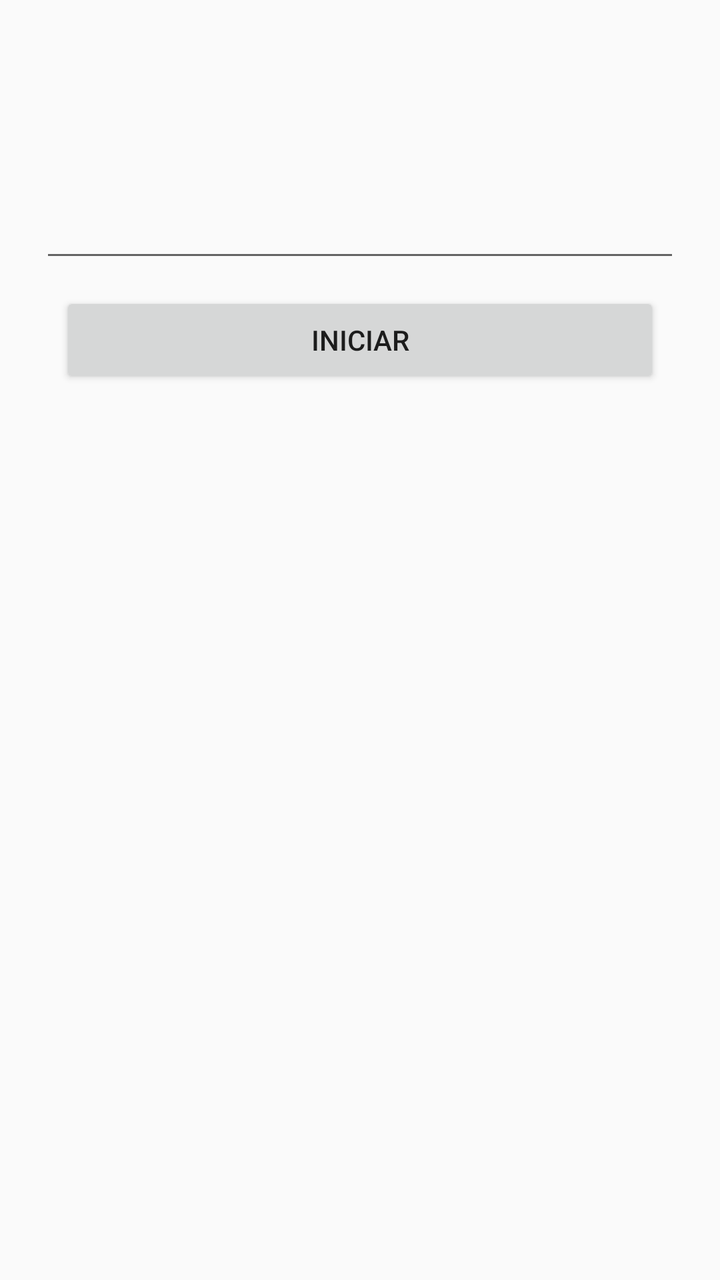
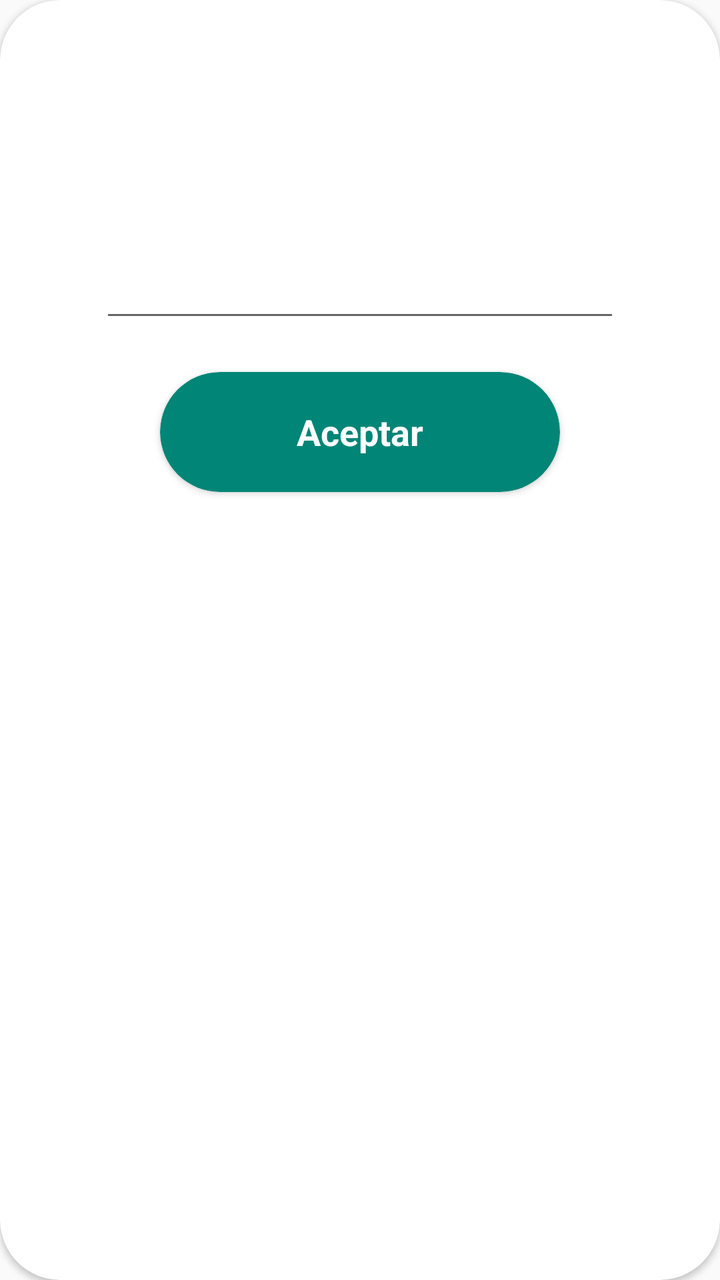

Before-and-after screenshots of an Android layout around one commit, followed by the original layout XML and the change that was made.
<!-- AndroidManifest.xml: application theme AppTheme -->
<!-- res/layout/dialog_edit_button.xml -->
<?xml version="1.0" encoding="utf-8"?>
<LinearLayout
    xmlns:android="http://schemas.android.com/apk/res/android" android:layout_width="match_parent"
    android:layout_height="match_parent"
    android:orientation="vertical"
    android:padding="20dp">

    <LinearLayout android:id="@+id/llProgress"
        android:layout_width="match_parent"
        android:layout_height="wrap_content"
        android:orientation="vertical"
        android:visibility="invisible">

        <ProgressBar android:id="@+id/pb"
            android:layout_width="30dp"
            android:layout_height="30dp"
            android:layout_gravity="center"/>
        <TextView
            android:layout_width="match_parent"
            android:layout_height="wrap_content"
            android:text="please wait..."
            android:textColor="@android:color/black"
            android:gravity="center"
            android:textSize="10sp"
            android:padding="10dp"/>

    </LinearLayout>


    <android.support.design.widget.TextInputLayout
        android:id="@+id/input_layout_password"
        android:layout_width="match_parent"
        android:layout_height="wrap_content">

        <EditText android:id="@+id/etValue"
            android:layout_width="match_parent"
            android:layout_height="wrap_content"/>

    </android.support.design.widget.TextInputLayout>


    <Button android:id="@+id/btnOK"
        android:layout_width="match_parent"
        android:layout_height="wrap_content"
        android:layout_margin="10dp"
        android:text="Iniciar"/>

    <TextView android:id="@+id/tvMessage"
        android:layout_width="match_parent"
        android:layout_height="wrap_content"
        android:padding="10dp"
        android:text=""
        android:textColor="@android:color/black"/>
</LinearLayout>
<!-- resources referenced by this layout -->
<resources>
  <style name="AppTheme" parent="Theme.AppCompat.Light.DarkActionBar">
          
          <item name="colorPrimary">@color/colorPrimary</item>
          <item name="colorPrimaryDark">@color/colorPrimaryDark</item>
          <item name="colorAccent">@color/colorAccent</item>
      </style>
  <color name="colorPrimary">#008577</color>
  <color name="colorPrimaryDark">#00574B</color>
  <color name="colorAccent">#D81B60</color>
</resources>

<!-- the commit's change to res/layout/dialog_edit_button.xml (unified diff, before → after) -->
@@ -1,54 +1,79 @@
 <?xml version="1.0" encoding="utf-8"?>
-<LinearLayout
-    xmlns:android="http://schemas.android.com/apk/res/android" android:layout_width="match_parent"
-    android:layout_height="match_parent"
+<android.support.v7.widget.CardView xmlns:android="http://schemas.android.com/apk/res/android"
+    android:layout_width="match_parent"
+    android:layout_height="wrap_content"
+    xmlns:app="http://schemas.android.com/apk/res-auto"
     android:orientation="vertical"
-    android:padding="20dp">
+    android:layout_margin="50dp"
+    app:cardCornerRadius="30dp">
 
-    <LinearLayout android:id="@+id/llProgress"
+    <LinearLayout
         android:layout_width="match_parent"
         android:layout_height="wrap_content"
         android:orientation="vertical"
-        android:visibility="invisible">
+        android:padding="50dp">
 
-        <ProgressBar android:id="@+id/pb"
-            android:layout_width="30dp"
-            android:layout_height="30dp"
-            android:layout_gravity="center"/>
-        <TextView
+        <LinearLayout android:id="@+id/llProgress"
             android:layout_width="match_parent"
             android:layout_height="wrap_content"
-            android:text="please wait..."
-            android:textColor="@android:color/black"
-            android:gravity="center"
-            android:textSize="10sp"
-            android:padding="10dp"/>
+            android:orientation="vertical"
+            android:visibility="invisible">
 
+            <ProgressBar android:id="@+id/pb"
+                android:layout_width="30dp"
+                android:layout_height="30dp"
+                android:layout_gravity="center"/>
+            <TextView
+                android:layout_width="match_parent"
+                android:layout_height="wrap_content"
+                android:text="please wait..."
+                android:textColor="@android:color/black"
+                android:gravity="center"
+                android:textSize="10sp"
+                android:padding="10dp"/>
+
+        </LinearLayout>
+
+
+        <android.support.design.widget.TextInputLayout
+            android:id="@+id/input_layout_password"
+            android:layout_width="match_parent"
+            android:layout_height="wrap_content">
+
+            <EditText android:id="@+id/etValue"
+                android:layout_width="match_parent"
+                android:layout_height="wrap_content"/>
+
+        </android.support.design.widget.TextInputLayout>
+
+
+        <android.support.v7.widget.CardView
+            android:id="@+id/btnOK"
+            android:layout_width="200dp"
+            android:layout_height="60dp"
+            android:layout_gravity="center"
+            app:cardCornerRadius="30dp"
+            app:cardBackgroundColor="@color/colorPrimary"
+            android:layout_marginTop="20dp">
+
+            <TextView
+                android:layout_width="match_parent"
+                android:layout_height="match_parent"
+                android:text="Aceptar"
+                android:gravity="center"
+                android:textSize="18sp"
+                android:textColor="@color/white"
+                android:textStyle="bold"/>
+
+        </android.support.v7.widget.CardView>
+
+        <TextView android:id="@+id/tvMessage"
+            android:layout_width="match_parent"
+            android:layout_height="wrap_content"
+            android:padding="10dp"
+            android:text=""
+            android:textColor="@android:color/black"/>
     </LinearLayout>
 
 
-    <android.support.design.widget.TextInputLayout
-        android:id="@+id/input_layout_password"
-        android:layout_width="match_parent"
-        android:layout_height="wrap_content">
-
-        <EditText android:id="@+id/etValue"
-            android:layout_width="match_parent"
-            android:layout_height="wrap_content"/>
-
-    </android.support.design.widget.TextInputLayout>
-
-
-    <Button android:id="@+id/btnOK"
-        android:layout_width="match_parent"
-        android:layout_height="wrap_content"
-        android:layout_margin="10dp"
-        android:text="Iniciar"/>
-
-    <TextView android:id="@+id/tvMessage"
-        android:layout_width="match_parent"
-        android:layout_height="wrap_content"
-        android:padding="10dp"
-        android:text=""
-        android:textColor="@android:color/black"/>
-</LinearLayout>
+</android.support.v7.widget.CardView>
<!-- resource entries referenced after the edit -->
@@ -7,6 +7,7 @@
           <item name="colorAccent">@color/colorAccent</item>
       </style>
   <color name="colorPrimary">#008577</color>
+  <color name="white">#FFFFFF</color>
   <color name="colorPrimaryDark">#00574B</color>
   <color name="colorAccent">#D81B60</color>
 </resources>
